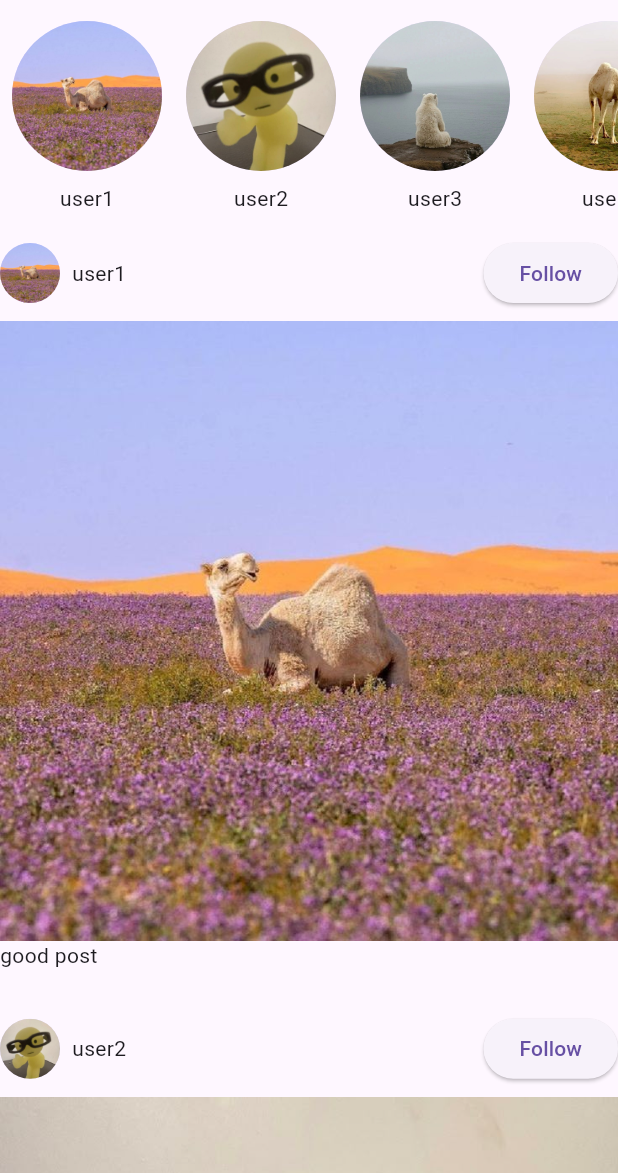
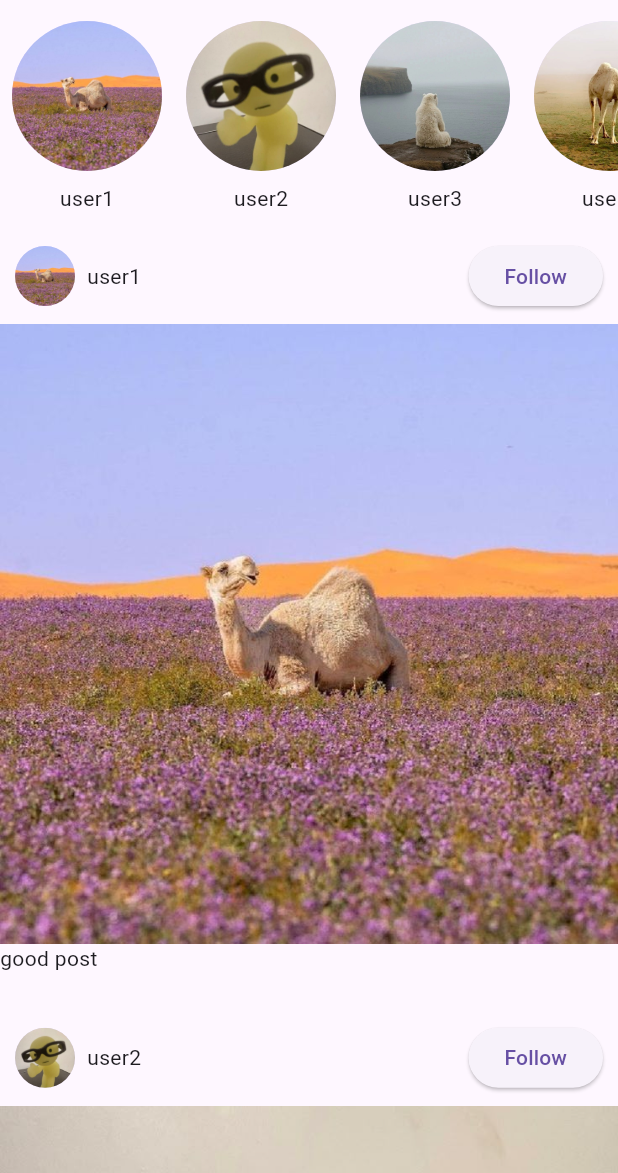
Before and after one commit to dark0crystal/instagram_clone, a Flutter app: the screen it shows after launch, on a phone screen of 412 x 824 dp, the part 63-1236 px from its top. Run offline on Flutter 3.47's test engine with Material 3 defaults, Android fonts, the phone set to English and light mode, and no system bars.

Commit message:
style main page posts

```diff
--- a/lib/widgets/main_page_posts.dart
+++ b/lib/widgets/main_page_posts.dart
@@ -16,13 +16,14 @@ class _MainPagePostsState extends State<MainPagePosts> {
       itemBuilder: (_, index) {
         final posts = Posts[index];
         return Container(
-          margin: EdgeInsets.symmetric(vertical: 14),
+          margin: EdgeInsets.symmetric(vertical: 16),
           child: Column(
             crossAxisAlignment: CrossAxisAlignment.start,
             children: [
-              Row(
+              Container(
+                padding: EdgeInsets.fromLTRB(10 ,0,10,0),
+              child:Row(
                 mainAxisAlignment: MainAxisAlignment.spaceBetween,
-
                 children: [
                   Row(
                     children: [
@@ -40,6 +41,7 @@ class _MainPagePostsState extends State<MainPagePosts> {
                   ),
                 ],
               ),
+              ),
               const SizedBox(height: 8),
               Image.asset(posts.image),
               Row(children: [
```
